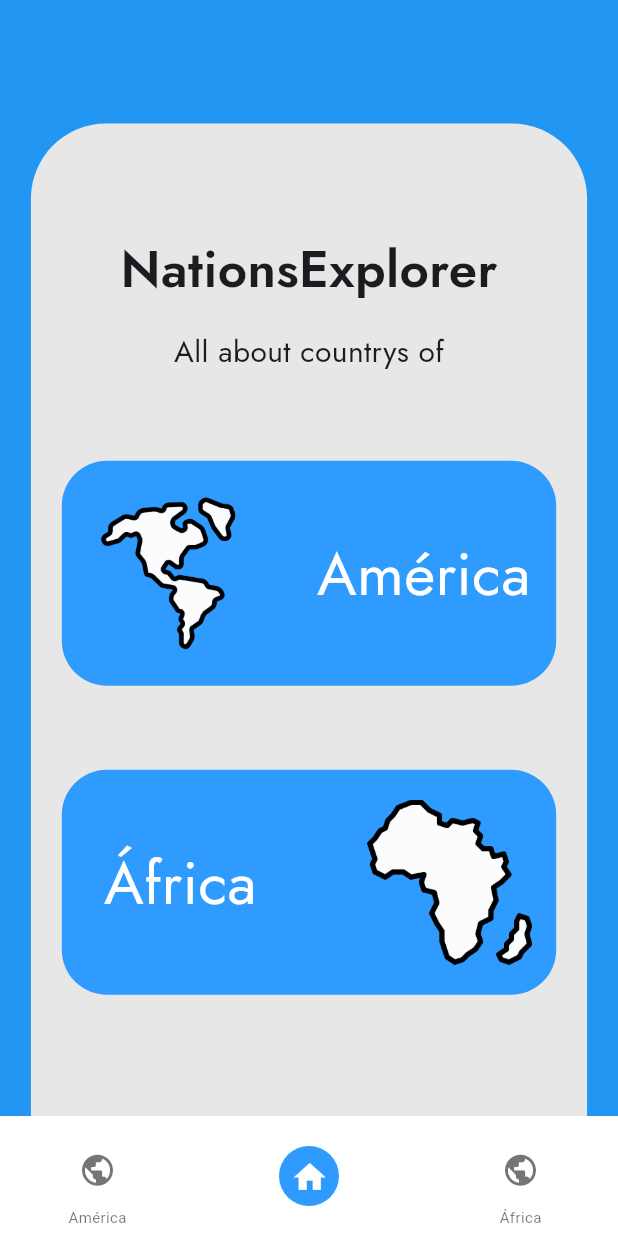
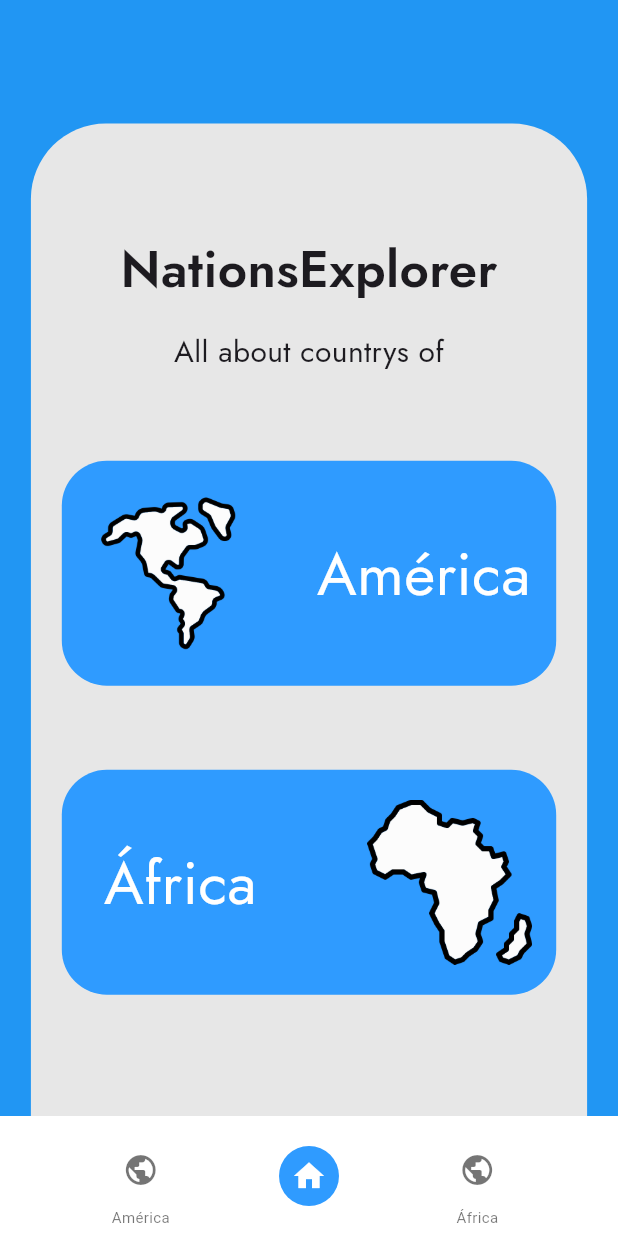
Before and after one commit to Lucas0356/ProyectoFinal-LabComp-IV, a Flutter app: the screen it shows after launch, on a phone screen of 412 x 824 dp. Run offline on Flutter 3.47's test engine with Material 3 defaults, Android fonts, the phone set to English and light mode, and no system bars; our stand-ins replace card_swiper.

Commit message:
cambios en el bottom navigation

```diff
--- a/app/lib/bottom_navigation.dart
+++ b/app/lib/bottom_navigation.dart
@@ -15,33 +15,38 @@ class BottomNavigation extends StatelessWidget {
     return BottomAppBar(
       color: Colors.white,
       child: SizedBox(
-        height: 56,
         width: MediaQuery.of(context).size.width,
-        child: Padding(
-          padding: const EdgeInsets.only(left: 25.0, right: 25.0),
         child: Row(
-            mainAxisAlignment: MainAxisAlignment.spaceBetween,
+          mainAxisAlignment: MainAxisAlignment.spaceAround,
           children: [
-              IconBottomBar(
+            Flexible(
+              flex: 1,
+              child: IconBottomBar(
                 text: "América",
                 icon: Icons.public,
                 selected: currentIndex == 0,
                 onPressed: () => onPageChanged(0),
               ),
-              IconBottomBar2(
+            ),
+            Flexible(
+              flex: 1,
+              child: IconBottomBar2(
                 text: "Home",
                 icon: Icons.home,
                 selected: currentIndex == 1,
                 onPressed: () => onPageChanged(1),
               ),
-              IconBottomBar(
+            ),
+            Flexible(
+              flex: 1,
+              child: IconBottomBar(
                 text: "África",
                 icon: Icons.public,
                 selected: currentIndex == 2,
                 onPressed: () => onPageChanged(2),
               ),
+            ),
           ],
-          ),
         ),
       ),
     );
@@ -66,14 +71,14 @@ class IconBottomBar extends StatelessWidget {
 
   @override
   Widget build(BuildContext context) {
-    return Column(
+    return Center(
+      child: Column(
         mainAxisAlignment: MainAxisAlignment.center,
         children: [
           IconButton(
             onPressed: onPressed,
             icon: Icon(
               icon,
-            size: 25,
               color: selected ? primaryColor : Colors.black54,
             ),
           ),
@@ -85,6 +90,7 @@ class IconBottomBar extends StatelessWidget {
             ),
           ),
         ],
+      ),
     );
   }
 }
@@ -110,7 +116,6 @@ class IconBottomBar2 extends StatelessWidget {
         onPressed: onPressed,
         icon: Icon(
           icon,
-          size: 25,
           color: Colors.white,
         ),
       ),
```
Lines whose indentation alone changed are shown as unchanged.
